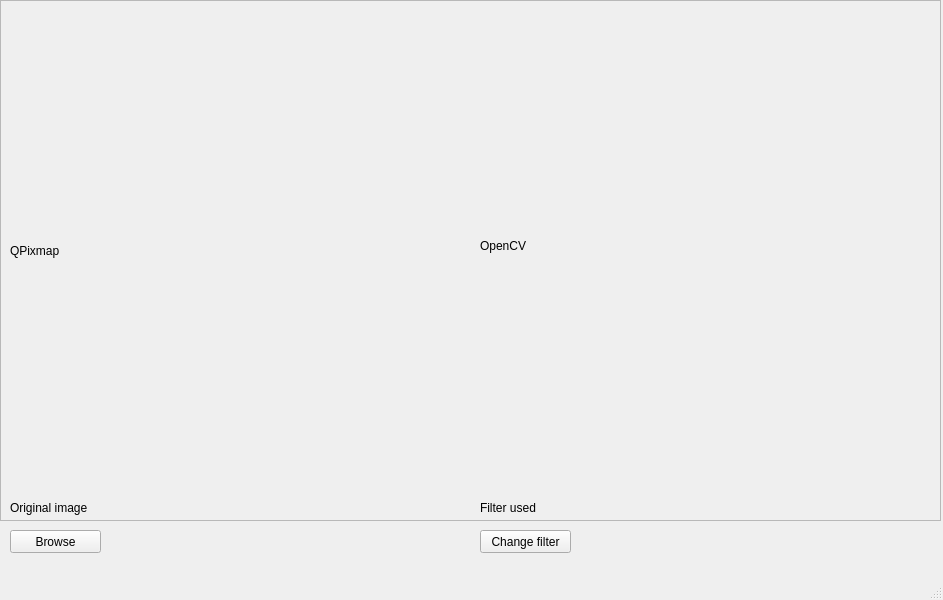
slaash/scripts, file python/gui/img_view_gui.ui: the form before one commit.
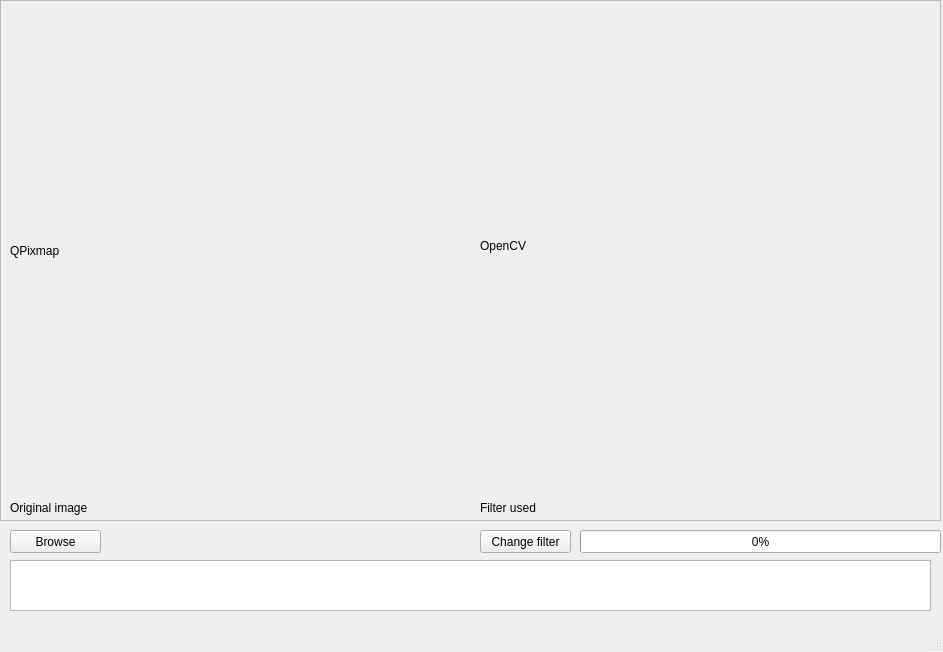
The form after the commit.

```diff
--- a/python/gui/img_view_gui.ui
+++ b/python/gui/img_view_gui.ui
@@ -7,7 +7,7 @@
     <x>0</x>
     <y>0</y>
     <width>943</width>
-    <height>600</height>
+    <height>652</height>
    </rect>
   </property>
   <property name="windowTitle">
@@ -120,6 +120,35 @@
      <string>Change filter</string>
     </property>
    </widget>
+   <widget class="QProgressBar" name="progressBar">
+    <property name="geometry">
+     <rect>
+      <x>580</x>
+      <y>530</y>
+      <width>361</width>
+      <height>23</height>
+     </rect>
+    </property>
+    <property name="value">
+     <number>0</number>
+    </property>
+   </widget>
+   <widget class="QTextEdit" name="textEdit">
+    <property name="enabled">
+     <bool>true</bool>
+    </property>
+    <property name="geometry">
+     <rect>
+      <x>10</x>
+      <y>560</y>
+      <width>921</width>
+      <height>51</height>
+     </rect>
+    </property>
+    <property name="readOnly">
+     <bool>true</bool>
+    </property>
+   </widget>
   </widget>
   <widget class="QMenuBar" name="menubar">
    <property name="geometry">
```
Left out of the diff: 2 changed lines with no effect on the pictures.
